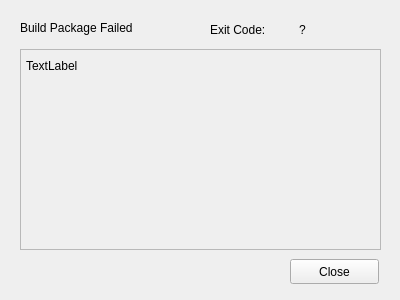
Old version of the form src/widgets/package_dialog.ui in the repository Kangie/solarus.
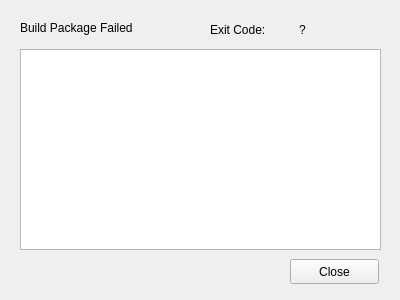
New version of the form. The open tabs and pages were chosen to show the change.

Commit message: Finished the basic progress-bar to consol output update. Existing consol output improved.

```diff
--- a/src/widgets/package_dialog.ui
+++ b/src/widgets/package_dialog.ui
@@ -233,38 +233,6 @@
          <string>Build Package Failed</string>
         </property>
        </widget>
-       <widget class="QFrame" name="failed_error_frame">
-        <property name="geometry">
-         <rect>
-          <x>10</x>
-          <y>40</y>
-          <width>361</width>
-          <height>201</height>
-         </rect>
-        </property>
-        <property name="frameShape">
-         <enum>QFrame::StyledPanel</enum>
-        </property>
-        <property name="frameShadow">
-         <enum>QFrame::Raised</enum>
-        </property>
-        <widget class="QLabel" name="failed_error">
-         <property name="geometry">
-          <rect>
-           <x>6</x>
-           <y>10</y>
-           <width>341</width>
-           <height>181</height>
-          </rect>
-         </property>
-         <property name="text">
-          <string>TextLabel</string>
-         </property>
-         <property name="alignment">
-          <set>Qt::AlignLeading|Qt::AlignLeft|Qt::AlignTop</set>
-         </property>
-        </widget>
-       </widget>
        <widget class="QWidget" name="horizontalLayoutWidget_2">
         <property name="geometry">
          <rect>
@@ -291,6 +259,16 @@
          </item>
         </layout>
        </widget>
+       <widget class="QPlainTextEdit" name="failed_output">
+        <property name="geometry">
+         <rect>
+          <x>10</x>
+          <y>40</y>
+          <width>361</width>
+          <height>201</height>
+         </rect>
+        </property>
+       </widget>
       </widget>
      </widget>
     </item>
```
Left out of the diff: 30 changed lines with no effect on the pictures. The commit also changes 1 other file.
